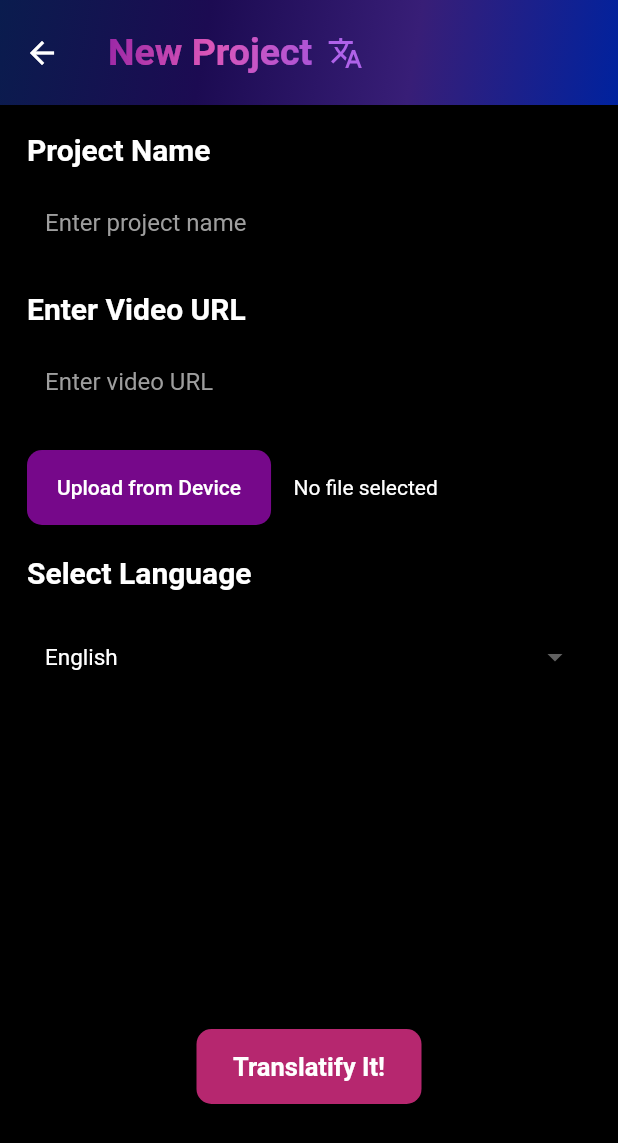
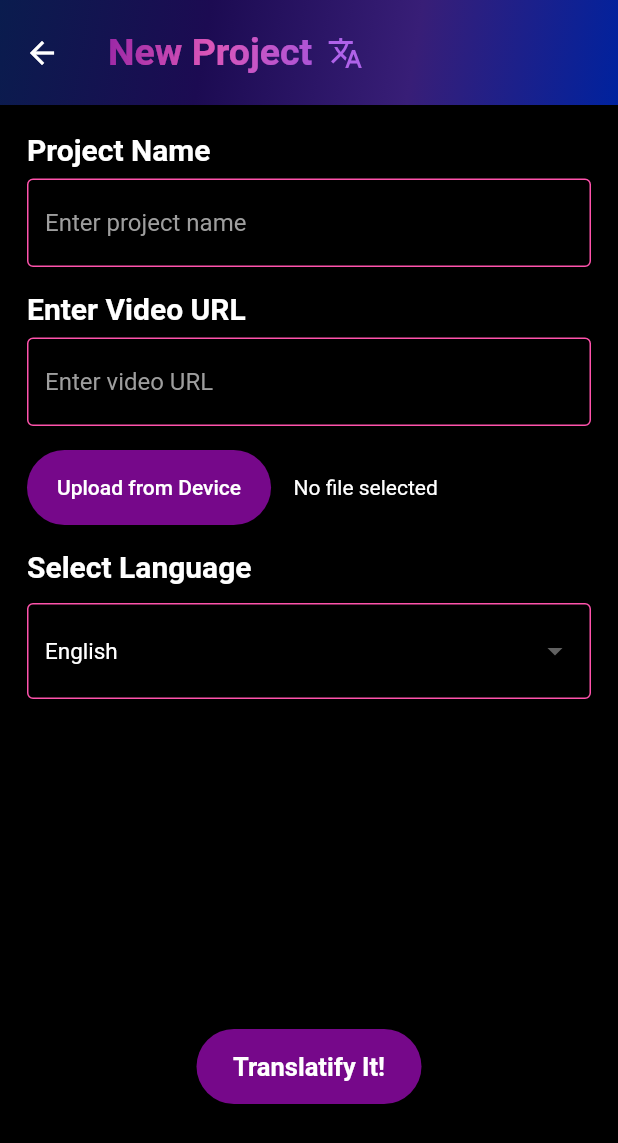
Before and after one commit to raunaqbn/khush_test, a Flutter app: the screen it shows after launch, after a tap on "Create New Project", on a phone screen of 412 x 824 dp. Shown: the top 1143 px of the screen. Run offline on Flutter 3.47's test engine with Material 2 defaults, Android fonts, the phone set to English and light mode, and no system bars; network calls fail.

Commit message:
View Project Page created with static components and CreatePage and HomeView updated

```diff
--- a/lib/screens/CreatePage.dart
+++ b/lib/screens/CreatePage.dart
@@ -101,7 +101,16 @@ class _CreatePageState extends State<CreatePage> {
                   hintText: 'Enter project name',
                   hintStyle:
                       TextStyle(color: Colors.grey), // Set hint text color
-                  border: OutlineInputBorder(),
+                  border: OutlineInputBorder(
+                    borderSide: BorderSide(
+                        color: Color.fromARGB(
+                            255, 255, 83, 172)), // Set border color
+                  ),
+                  enabledBorder: OutlineInputBorder(
+                    borderSide: BorderSide(
+                        color: Color.fromARGB(
+                            255, 255, 83, 172)), // Set enabled border color
+                  ),
                 ),
               ),
               SizedBox(height: 16),
@@ -120,7 +129,16 @@ class _CreatePageState extends State<CreatePage> {
                   hintText: 'Enter video URL',
                   hintStyle:
                       TextStyle(color: Colors.grey), // Set hint text color
-                  border: OutlineInputBorder(),
+                  border: OutlineInputBorder(
+                    borderSide: BorderSide(
+                        color: Color.fromARGB(
+                            255, 255, 83, 172)), // Set border color
+                  ),
+                  enabledBorder: OutlineInputBorder(
+                    borderSide: BorderSide(
+                        color: Color.fromARGB(
+                            255, 255, 83, 172)), // Set enabled border color
+                  ),
                 ),
               ),
               SizedBox(height: 16),
@@ -134,7 +152,7 @@ class _CreatePageState extends State<CreatePage> {
                     style: ElevatedButton.styleFrom(
                       shape: RoundedRectangleBorder(
                         borderRadius: BorderRadius.circular(
-                            10), // Adjust the radius as needed
+                            25), // Adjust the radius as needed
                       ),
                       minimumSize: Size(
                           150, 50), // Adjust the width and height as needed
@@ -152,7 +170,7 @@ class _CreatePageState extends State<CreatePage> {
                   ), // Replace with actual file name if selected
                 ],
               ),
-              SizedBox(height: 20),
+              SizedBox(height: 16),
               Text(
                 'Select Language',
                 style: TextStyle(
@@ -179,11 +197,20 @@ class _CreatePageState extends State<CreatePage> {
                   );
                 }).toList(),
                 decoration: InputDecoration(
-                  border: OutlineInputBorder(),
+                  border: OutlineInputBorder(
+                    borderSide: BorderSide(
+                        color: Color.fromARGB(
+                            255, 255, 83, 172)), // Set border color
+                  ),
+                  enabledBorder: OutlineInputBorder(
+                    borderSide: BorderSide(
+                        color: Color.fromARGB(
+                            255, 255, 83, 172)), // Set enabled border color
+                  ),
                   focusedBorder: OutlineInputBorder(
-                    // Set focused border color
-                    borderSide:
-                        BorderSide(color: Color.fromARGB(255, 255, 53, 218)),
+                    borderSide: BorderSide(
+                        color: Color.fromARGB(
+                            255, 255, 83, 172)), // Set focused border color
                   ),
                 ),
                 style: TextStyle(
@@ -199,17 +226,17 @@ class _CreatePageState extends State<CreatePage> {
                   alignment: Alignment.center,
                   child: ElevatedButton(
                     onPressed: () {
-                      // Logic for translating the project
+                      // On press, navigate to a Homeview but update the current projects and show progress of translating the project
                     },
                     style: ElevatedButton.styleFrom(
                       shape: RoundedRectangleBorder(
                         borderRadius: BorderRadius.circular(
-                            10), // Adjust the radius as needed
+                            25), // Adjust the radius as needed
                       ),
                       minimumSize: Size(
                           150, 50), // Adjust the width and height as needed
                       padding: EdgeInsets.symmetric(horizontal: 20),
-                      primary: Color.fromARGB(255, 182, 39, 111),
+                      primary: Color.fromARGB(255, 118, 8, 138),
                     ),
                     child: Text('Translatify It!',
                         style: TextStyle(
--- a/lib/screens/HomeView.dart
+++ b/lib/screens/HomeView.dart
@@ -1,8 +1,41 @@
 import 'dart:ui';
 import 'package:flutter/material.dart';
 import 'CreatePage.dart';
+import 'ViewProjectPage.dart';
+
+class ImageCardData {
+  final String imageUrl;
+  final String foregroundText;
+  final String subtext;
+
+  ImageCardData({
+    required this.imageUrl,
+    required this.foregroundText,
+    required this.subtext,
+  });
+}
 
 SingleChildScrollView HomeView(BuildContext context) {
+  final List<ImageCardData> imageCards = [
+    ImageCardData(
+      imageUrl:
+          'https://mir-s3-cdn-cf.behance.net/project_modules/max_1200/94b451100579611.5ff9a6374307b.jpg',
+      foregroundText: "Khush's Project",
+      subtext: 'Translation: Multiple Languages',
+    ),
+    ImageCardData(
+      imageUrl: 'https://i.ytimg.com/vi/3YNku5FKWjw/maxresdefault.jpg',
+      foregroundText: "Raunaq's Project",
+      subtext: 'Translation: English to Japanese',
+    ),
+    ImageCardData(
+      imageUrl:
+          'https://pbs.twimg.com/ext_tw_video_thumb/1613570354089181185/pu/img/fp5InRCF8E9qG7nh.jpg',
+      foregroundText: 'Project 3',
+      subtext: 'Translation: English to Russian',
+    ),
+  ];
+
   return SingleChildScrollView(
     child: Container(
       child: Column(
@@ -64,50 +97,50 @@ SingleChildScrollView HomeView(BuildContext context) {
               ),
             ),
           ),
-          // Image Card
-          Padding(
+          ListView.builder(
+            shrinkWrap: true,
+            physics: NeverScrollableScrollPhysics(),
+            itemCount: imageCards.length,
+            itemBuilder: (context, index) {
+              return Padding(
                 padding: const EdgeInsets.all(18.0),
                 child: buildImageCard(
-              imageUrl:
-                  'https://pbs.twimg.com/card_img/1667082619136413697/FBEP-LaW?format=jpg&name=large',
-              foregroundText: 'Project 1',
-              subtext: 'Translation: English to Spanish',
+                  imageUrl: imageCards[index].imageUrl,
+                  foregroundText: imageCards[index].foregroundText,
+                  subtext: imageCards[index].subtext,
+                  onTap: () {
+                    Navigator.push(
+                      context,
+                      MaterialPageRoute(
+                        builder: (context) => ViewProjectPage(
+                          projectTitle: imageCards[index].foregroundText,
                         ),
                       ),
-          Padding(
-            padding: const EdgeInsets.all(18.0),
-            child: buildImageCard(
-              imageUrl:
-                  'https://i0.wp.com/hubermanlab.com/wp-content/uploads/2023/04/Episode-Card-122-Noam-Sobel.jpg?fit=1080%2C608&ssl=1',
-              foregroundText: 'Project 2',
-              subtext: 'Translation: English to Japanese',
+                    );
+                  },
                 ),
+              );
+            },
           ),
-          Padding(
-            padding: const EdgeInsets.all(18.0),
-            child: buildImageCard(
-              imageUrl:
-                  'https://i.ytimg.com/vi/dl2fnWIlDZg/hqdefault.jpg?sqp=-oaymwEjCPYBEIoBSFryq4qpAxUIARUAAAAAGAElAADIQj0AgKJDeAE=&rs=AOn4CLBSbvPShsaMns7-sDgk74GBAsUqsw',
-              foregroundText: 'Project 3',
-              subtext: 'Translation: English to Russian',
-            ),
-          ),
-          // Add more image cards here
         ],
       ),
     ),
   );
 }
 
-Widget buildImageCard(
-    {required String imageUrl,
+Widget buildImageCard({
+  required String imageUrl,
   required String foregroundText,
-    required String subtext}) {
+  required String subtext,
+  required VoidCallback onTap,
+}) {
   return Card(
     clipBehavior: Clip.antiAlias,
     shape: RoundedRectangleBorder(
       borderRadius: BorderRadius.circular(24),
     ),
+    child: GestureDetector(
+      onTap: onTap,
       child: Stack(
         alignment: Alignment.center,
         children: [
@@ -146,6 +179,7 @@ Widget buildImageCard(
                     fontWeight: FontWeight.bold,
                     color: Colors.white,
                     fontSize: 24,
+                    overflow: TextOverflow.ellipsis,
                   ),
                 ),
                 SizedBox(height: 4),
@@ -161,5 +195,6 @@ Widget buildImageCard(
           ),
         ],
       ),
+    ),
   );
 }
```
Also changed, not shown: lib/screens/ViewProjectPage.dart (added, +143 -0 lines). Lines whose indentation alone changed are shown as unchanged.
